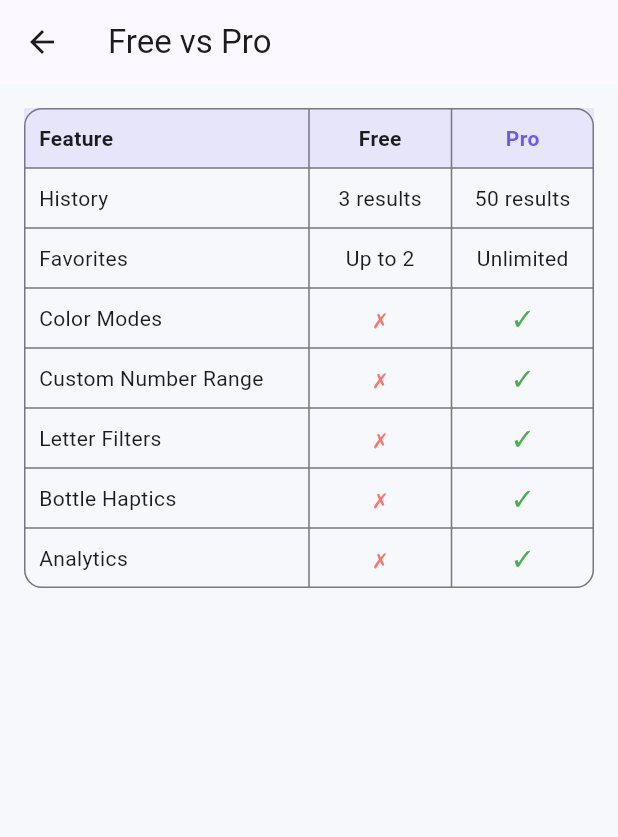
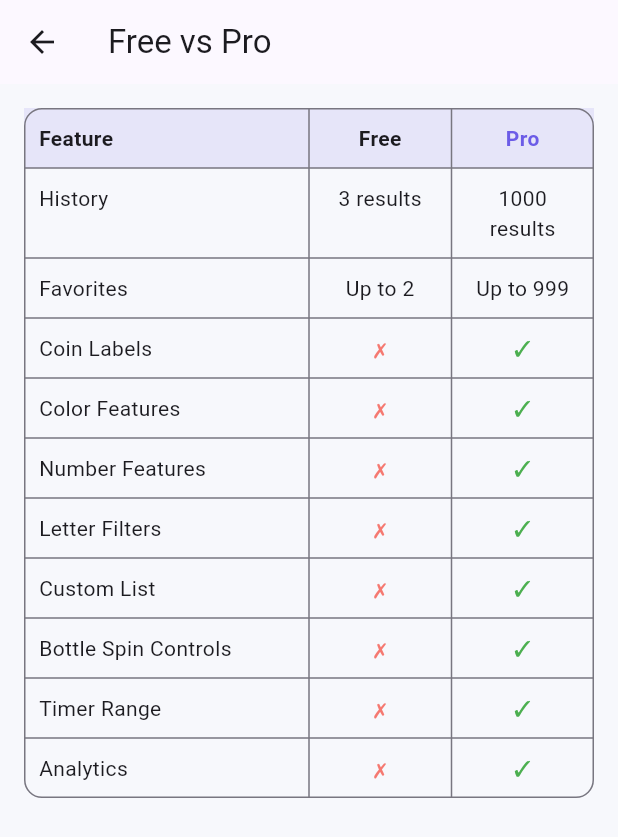
Before and after one commit to 4mierS/picksy, a Flutter app: the CompareFreePro screen opened directly, on a phone screen of 412 x 824 dp. Shown: the top 837 px of the screen. Run offline on Flutter 3.47's test engine with Material 3 defaults, Android fonts, the phone set to English and light mode, and no system bars; our stand-ins replace hive_flutter, in_app_purchase, share_plus, vibration; accounts and stored records are empty.

Commit message:
Fix compare table: correct history to 1000, add all missing Pro features
Co-authored-by: 4mierS <85135956+4mierS@users.noreply.github.com>

```diff
--- a/lib/features/pro/compare_page.dart
+++ b/lib/features/pro/compare_page.dart
@@ -14,10 +14,13 @@ class CompareFreePro extends StatelessWidget {
     final features = [
       (l10n.compareFeatureHistory, l10n.compareFreeHistory, l10n.compareProHistory),
       (l10n.compareFeatureFavorites, l10n.compareFreeFavorites, l10n.compareProFavorites),
+      (l10n.compareFeatureCoinLabels, '✗', '✓'),
       (l10n.compareFeatureColorModes, '✗', '✓'),
       (l10n.compareFeatureCustomRange, '✗', '✓'),
       (l10n.compareFeatureLetterFilters, '✗', '✓'),
+      (l10n.compareFeatureCustomListExtras, '✗', '✓'),
       (l10n.compareFeatureBottleHaptics, '✗', '✓'),
+      (l10n.compareFeatureTimeRange, '✗', '✓'),
       (l10n.compareFeatureAnalytics, '✗', '✓'),
     ];
 
--- a/lib/l10n/app_en.arb
+++ b/lib/l10n/app_en.arb
@@ -52,14 +52,17 @@
   "compareProColumn": "Pro",
   "compareFeatureHistory": "History",
   "compareFreeHistory": "3 results",
-  "compareProHistory": "50 results",
+  "compareProHistory": "1000 results",
   "compareFeatureFavorites": "Favorites",
   "compareFreeFavorites": "Up to 2",
-  "compareProFavorites": "Unlimited",
-  "compareFeatureColorModes": "Color Modes",
-  "compareFeatureCustomRange": "Custom Number Range",
+  "compareProFavorites": "Up to 999",
+  "compareFeatureCoinLabels": "Coin Labels",
+  "compareFeatureColorModes": "Color Features",
+  "compareFeatureCustomRange": "Number Features",
+  "compareFeatureCustomListExtras": "Custom List",
+  "compareFeatureTimeRange": "Timer Range",
   "compareFeatureLetterFilters": "Letter Filters",
-  "compareFeatureBottleHaptics": "Bottle Haptics",
+  "compareFeatureBottleHaptics": "Bottle Spin Controls",
   "compareFeatureAnalytics": "Analytics",
   "proPromoCode": "Promo Code",
   "proPromoCodeHint": "Enter promo code",
@@ -101,7 +104,7 @@
   "proUnlockDescription": "Unlock Pro features: more history, unlimited favorites, and advanced generators.",
   "proIapUnavailable": "In-app purchases are not available on this device/platform.\nTip: IAP works on Android/iOS when installed via the store test track.",
   "proWhatYouGet": "What you get with Pro",
-  "proFeatureHistory": "History: 50 results (Free: 3)",
+  "proFeatureHistory": "History: 1000 results (Free: 3)",
   "proFeatureFavorites": "Unlimited favorites (Free: 2)",
   "proFeatureNumber": "Number: custom min/max + float + even/odd",
   "proFeatureColor": "Color: palette + modes + contrast",
--- a/lib/l10n/app_fr.arb
+++ b/lib/l10n/app_fr.arb
@@ -52,14 +52,17 @@
   "compareProColumn": "Pro",
   "compareFeatureHistory": "Historique",
   "compareFreeHistory": "3 résultats",
-  "compareProHistory": "50 résultats",
+  "compareProHistory": "1000 résultats",
   "compareFeatureFavorites": "Favoris",
   "compareFreeFavorites": "Jusqu'à 2",
-  "compareProFavorites": "Illimités",
-  "compareFeatureColorModes": "Modes couleur",
-  "compareFeatureCustomRange": "Plage de nombres personnalisée",
+  "compareProFavorites": "Jusqu'à 999",
+  "compareFeatureCoinLabels": "Libellés pièce",
+  "compareFeatureColorModes": "Fonctions couleur",
+  "compareFeatureCustomRange": "Fonctions nombre",
+  "compareFeatureCustomListExtras": "Liste personnalisée",
+  "compareFeatureTimeRange": "Plage de temps",
   "compareFeatureLetterFilters": "Filtres de lettres",
-  "compareFeatureBottleHaptics": "Haptique bouteille",
+  "compareFeatureBottleHaptics": "Contrôles bouteille",
   "compareFeatureAnalytics": "Analytique",
   "proPromoCode": "Code promo",
   "proPromoCodeHint": "Saisissez le code",
@@ -101,7 +104,7 @@
   "proUnlockDescription": "Unlock Pro features: more history, unlimited favorites, and advanced generators.",
   "proIapUnavailable": "In-app purchases are not available on this device/platform.\nTip: IAP works on Android/iOS when installed via the store test track.",
   "proWhatYouGet": "What you get with Pro",
-  "proFeatureHistory": "History: 50 results (Free: 3)",
+  "proFeatureHistory": "History: 1000 results (Free: 3)",
   "proFeatureFavorites": "Unlimited favorites (Free: 2)",
   "proFeatureNumber": "Number: custom min/max + float + even/odd",
   "proFeatureColor": "Color: palette + modes + contrast",
--- a/lib/l10n/app_it.arb
+++ b/lib/l10n/app_it.arb
@@ -52,14 +52,17 @@
   "compareProColumn": "Pro",
   "compareFeatureHistory": "Cronologia",
   "compareFreeHistory": "3 risultati",
-  "compareProHistory": "50 risultati",
+  "compareProHistory": "1000 risultati",
   "compareFeatureFavorites": "Preferiti",
   "compareFreeFavorites": "Fino a 2",
-  "compareProFavorites": "Illimitati",
-  "compareFeatureColorModes": "Modalità colore",
-  "compareFeatureCustomRange": "Intervallo numerico personalizzato",
+  "compareProFavorites": "Fino a 999",
+  "compareFeatureCoinLabels": "Etichette moneta",
+  "compareFeatureColorModes": "Funzioni colore",
+  "compareFeatureCustomRange": "Funzioni numero",
+  "compareFeatureCustomListExtras": "Lista personalizzata",
+  "compareFeatureTimeRange": "Intervallo timer",
   "compareFeatureLetterFilters": "Filtri lettere",
-  "compareFeatureBottleHaptics": "Aptica bottiglia",
+  "compareFeatureBottleHaptics": "Controlli bottiglia",
   "compareFeatureAnalytics": "Analisi",
   "proPromoCode": "Codice promo",
   "proPromoCodeHint": "Inserisci il codice",
@@ -101,7 +104,7 @@
   "proUnlockDescription": "Unlock Pro features: more history, unlimited favorites, and advanced generators.",
   "proIapUnavailable": "In-app purchases are not available on this device/platform.\nTip: IAP works on Android/iOS when installed via the store test track.",
   "proWhatYouGet": "What you get with Pro",
-  "proFeatureHistory": "History: 50 results (Free: 3)",
+  "proFeatureHistory": "History: 1000 results (Free: 3)",
   "proFeatureFavorites": "Unlimited favorites (Free: 2)",
   "proFeatureNumber": "Number: custom min/max + float + even/odd",
   "proFeatureColor": "Color: palette + modes + contrast",
--- a/lib/l10n/app_localizations.dart
+++ b/lib/l10n/app_localizations.dart
@@ -419,7 +419,7 @@ abstract class AppLocalizations {
   /// No description provided for @compareProHistory.
   ///
   /// In en, this message translates to:
-  /// **'50 results'**
+  /// **'1000 results'**
   String get compareProHistory;
 
   /// No description provided for @compareFeatureFavorites.
@@ -437,19 +437,25 @@ abstract class AppLocalizations {
   /// No description provided for @compareProFavorites.
   ///
   /// In en, this message translates to:
-  /// **'Unlimited'**
+  /// **'Up to 999'**
   String get compareProFavorites;
 
+  /// No description provided for @compareFeatureCoinLabels.
+  ///
+  /// In en, this message translates to:
+  /// **'Coin Labels'**
+  String get compareFeatureCoinLabels;
+
   /// No description provided for @compareFeatureColorModes.
   ///
   /// In en, this message translates to:
-  /// **'Color Modes'**
+  /// **'Color Features'**
   String get compareFeatureColorModes;
 
   /// No description provided for @compareFeatureCustomRange.
   ///
   /// In en, this message translates to:
-  /// **'Custom Number Range'**
+  /// **'Number Features'**
   String get compareFeatureCustomRange;
 
   /// No description provided for @compareFeatureLetterFilters.
@@ -458,11 +464,23 @@ abstract class AppLocalizations {
   /// **'Letter Filters'**
   String get compareFeatureLetterFilters;
 
+  /// No description provided for @compareFeatureCustomListExtras.
+  ///
+  /// In en, this message translates to:
+  /// **'Custom List'**
+  String get compareFeatureCustomListExtras;
+
   /// No description provided for @compareFeatureBottleHaptics.
   ///
   /// In en, this message translates to:
-  /// **'Bottle Haptics'**
+  /// **'Bottle Spin Controls'**
   String get compareFeatureBottleHaptics;
+
+  /// No description provided for @compareFeatureTimeRange.
+  ///
+  /// In en, this message translates to:
+  /// **'Timer Range'**
+  String get compareFeatureTimeRange;
 
   /// No description provided for @compareFeatureAnalytics.
   ///
--- a/lib/l10n/app_localizations_en.dart
+++ b/lib/l10n/app_localizations_en.dart
@@ -165,7 +165,7 @@ class AppLocalizationsEn extends AppLocalizations {
   String get compareFreeHistory => '3 results';
 
   @override
-  String get compareProHistory => '50 results';
+  String get compareProHistory => '1000 results';
 
   @override
   String get compareFeatureFavorites => 'Favorites';
@@ -174,19 +174,28 @@ class AppLocalizationsEn extends AppLocalizations {
   String get compareFreeFavorites => 'Up to 2';
 
   @override
-  String get compareProFavorites => 'Unlimited';
+  String get compareProFavorites => 'Up to 999';
 
   @override
-  String get compareFeatureColorModes => 'Color Modes';
+  String get compareFeatureCoinLabels => 'Coin Labels';
 
   @override
-  String get compareFeatureCustomRange => 'Custom Number Range';
+  String get compareFeatureColorModes => 'Color Features';
+
+  @override
+  String get compareFeatureCustomRange => 'Number Features';
 
   @override
   String get compareFeatureLetterFilters => 'Letter Filters';
 
   @override
-  String get compareFeatureBottleHaptics => 'Bottle Haptics';
+  String get compareFeatureCustomListExtras => 'Custom List';
+
+  @override
+  String get compareFeatureBottleHaptics => 'Bottle Spin Controls';
+
+  @override
+  String get compareFeatureTimeRange => 'Timer Range';
 
   @override
   String get compareFeatureAnalytics => 'Analytics';
@@ -286,7 +295,7 @@ class AppLocalizationsEn extends AppLocalizations {
   String get proWhatYouGet => 'What you get with Pro';
 
   @override
-  String get proFeatureHistory => 'History: 50 results (Free: 3)';
+  String get proFeatureHistory => 'History: 1000 results (Free: 3)';
 
   @override
   String get proFeatureFavorites => 'Unlimited favorites (Free: 2)';
```
Also changed, not shown: lib/l10n/app_de.arb (+9 -6 lines), lib/l10n/app_es.arb (+9 -6 lines), lib/l10n/app_localizations_de.dart (+15 -6 lines), lib/l10n/app_localizations_es.dart (+15 -6 lines), lib/l10n/app_localizations_fr.dart (+16 -7 lines), lib/l10n/app_localizations_it.dart (+15 -6 lines).
